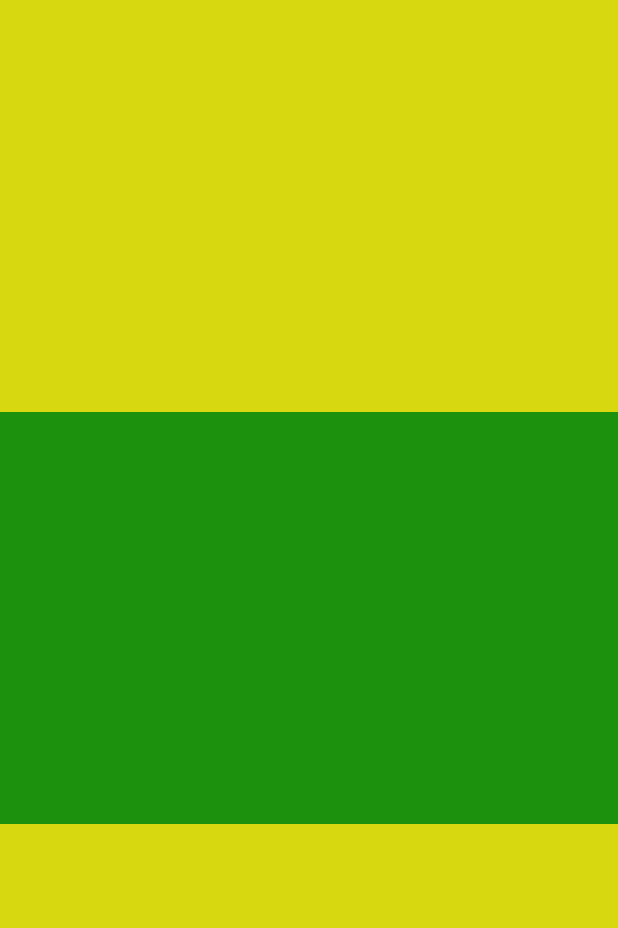
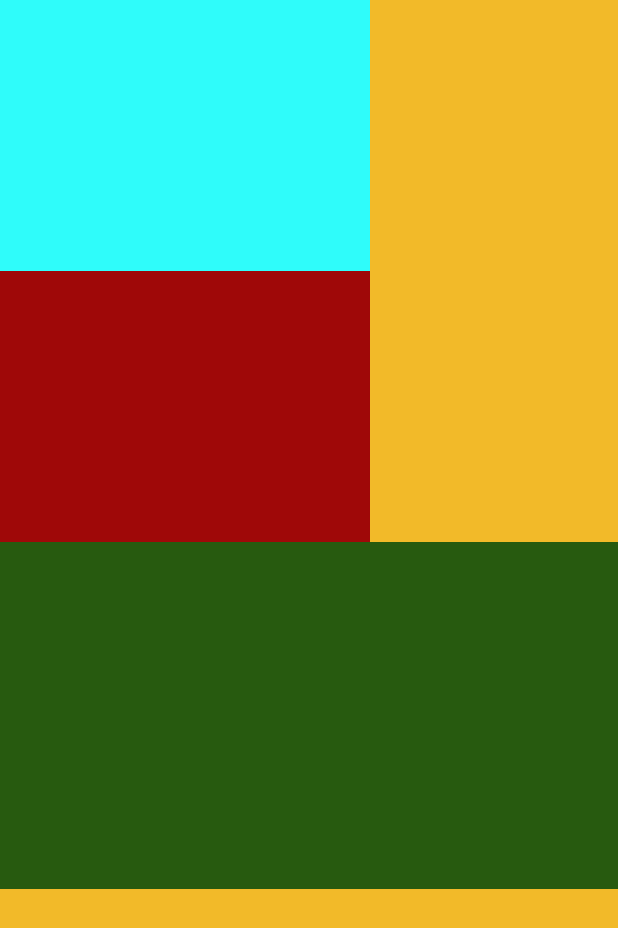
Before and after one commit to SapkotaPrabin/Android-Project, an Android app: the screen it shows after launch (tableview), on a phone screen of 412 x 824 dp. Shown: the top 928 px of the screen. Run offline under Robolectric (Android 15) with nearby library versions, the phone set to English and light mode, and no system bars.

Commit message:
New work

```diff
--- a/TableFormat/app/src/main/AndroidManifest.xml
+++ b/TableFormat/app/src/main/AndroidManifest.xml
@@ -16,5 +16,4 @@
             </intent-filter>
         </activity>
     </application>
-
 </manifest>
--- a/TableFormat/app/src/main/res/layout/table.xml
+++ b/TableFormat/app/src/main/res/layout/table.xml
@@ -3,15 +3,37 @@
     android:layout_width="match_parent"
     android:layout_height="match_parent">
     <TableRow
-        android:layout_weight="1"
-        android:background="#D8D810">
+        android:layout_weight="0.7">
+        <TextView
+            android:layout_weight="1.2"
+            android:layout_height="match_parent"
+            android:background="#2FFCFA">
+        </TextView>
+        <TextView
+            android:layout_weight="0.8"
+            android:background="#F2BA29"
+            android:layout_height="match_parent">
+        </TextView>
+    </TableRow>
+    <TableRow
+        android:layout_weight="0.7">
+        <TextView
+            android:layout_weight="1.2"
+            android:layout_height="match_parent"
+            android:background="#9F0808">
+        </TextView>
+        <TextView
+            android:layout_weight="0.8"
+            android:background="#F2BA29"
+            android:layout_height="match_parent">
+        </TextView>
     </TableRow>
     <TableRow
         android:layout_weight="1"
-        android:background="#1B910D">
+        android:background="#275A0F">
     </TableRow>
     <TableRow
         android:layout_weight="1"
-        android:background="#D8D810">
+        android:background="#F2BA29">
     </TableRow>
 </TableLayout>
```
Also changed, not shown: SignUp/app/src/main/res/layout/signup.xml (+5 -14 lines).
